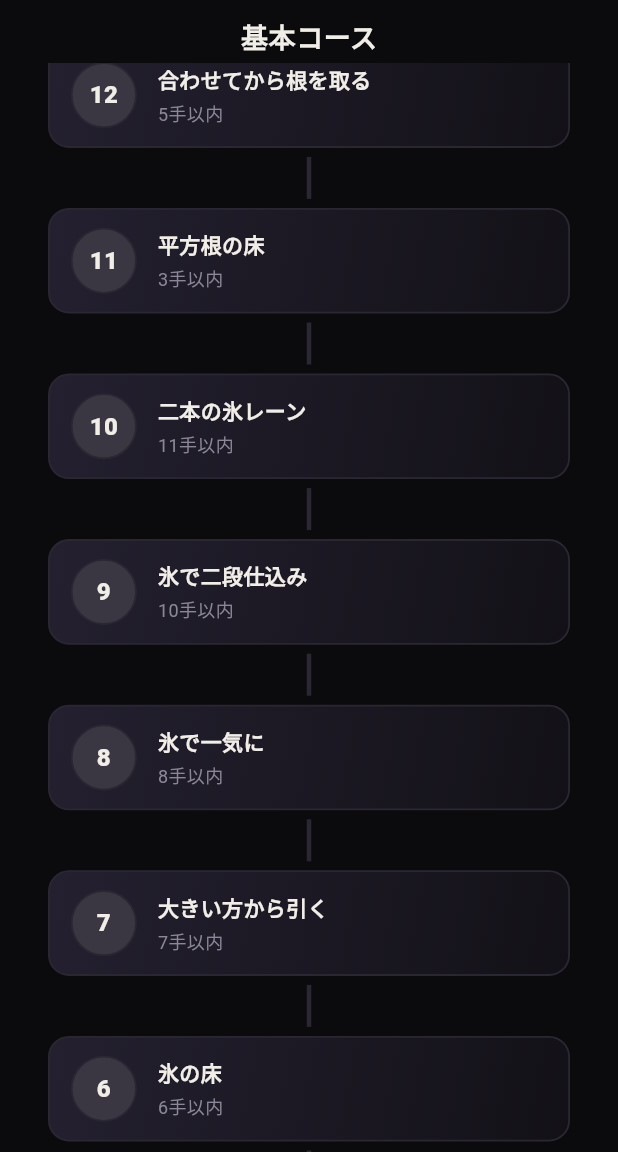
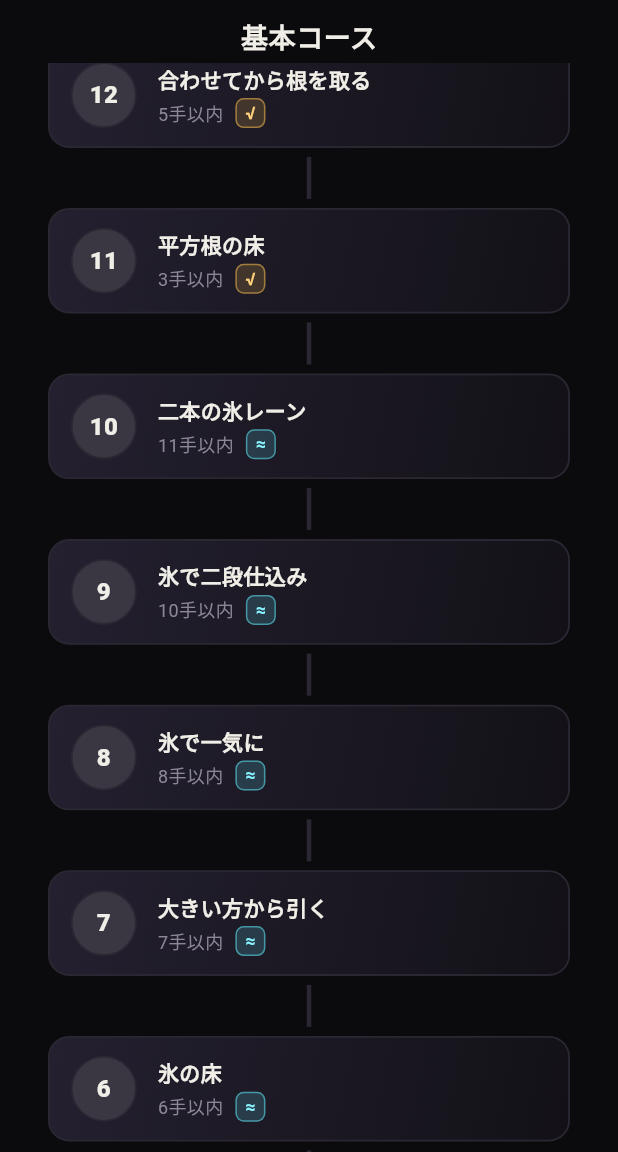
Before and after one commit to masato-masa/math-puzzle, a Flutter app: the screen it shows after launch, scrolled down 576 dp, on a phone screen of 412 x 824 dp, the part 84-1236 px from its top. Run offline on Flutter 3.47's test engine with Material 3 defaults, Android fonts, the phone set to English and light mode, and no system bars; our stand-ins replace audioplayers, shared_preferences; Roboto replaces fonts that are missing (Georgia).

Commit message:
クリア演出とレベル選択のギミック表示を追加
クリア演出:
- 盤面が空になった瞬間に、金色の輪と粒を弾けさせる演出を挟む。
  これまでは結果ダイアログがすぐ出るだけで手応えが無かった
- 演出（1.1秒）が終わってからダイアログを出す。演出中は操作を
  受け付けない

レベル選択のギミック表示:
- 各ステージに出てくる仕掛けを小さな記号で並べる。床の種類だけでなく
  「複数出口」「範囲出口」も含める（プレイヤーから見ればどちらも
  そのステージで問われることなので）
- 同じ床が何枚あっても1つにまとめる

テスト 87 件パス。表示が実際のレベル内容とズレないよう、全50面で
「出した仕掛けが実在すること」「実在する床が漏れていないこと」を
両方向から検証している。

Co-Authored-By: Claude Opus 5 <noreply@anthropic.com>

```diff
--- a/number_puzzle/lib/screens/level_select_screen.dart
+++ b/number_puzzle/lib/screens/level_select_screen.dart
@@ -6,6 +6,7 @@ import '../game/models.dart';
 import '../services/progress_service.dart';
 import '../services/sound_service.dart';
 import '../theme/app_theme.dart';
+import '../widgets/gimmick_chips.dart';
 import 'puzzle_screen.dart';
 
 class LevelSelectScreen extends StatefulWidget {
@@ -180,7 +181,13 @@ class _LevelPathNode extends StatelessWidget {
                         overflow: TextOverflow.ellipsis,
                       ),
                       const SizedBox(height: 2),
-                      Text('${level.limit}手以内', style: AppTextStyles.caption),
+                      Row(
+                        children: [
+                          Text('${level.limit}手以内', style: AppTextStyles.caption),
+                          const SizedBox(width: 8),
+                          Flexible(child: GimmickChips(gimmicks: gimmicksOf(level))),
+                        ],
+                      ),
                     ],
                   ),
                 ),
--- /dev/null
+++ b/number_puzzle/lib/widgets/gimmick_chips.dart
@@ -0,0 +1,104 @@
+import 'package:flutter/material.dart';
+
+import '../game/floor.dart';
+import '../game/models.dart';
+import '../theme/app_theme.dart';
+import 'floor_cell_widget.dart';
+
+/// レベルに出てくる仕掛けの種類。床だけでなく「出口の性質」も含める
+/// （プレイヤーから見ればどちらも "そのステージで問われること" なので）。
+enum LevelGimmick { ice, rotate, swap, sqrt, fact, multiExit, rangeExit }
+
+extension LevelGimmickX on LevelGimmick {
+  String get glyph => switch (this) {
+        LevelGimmick.ice => kFloorGlyph[FloorKind.ice]!,
+        LevelGimmick.rotate => kFloorGlyph[FloorKind.rotate]!,
+        LevelGimmick.swap => kFloorGlyph[FloorKind.swap]!,
+        LevelGimmick.sqrt => kFloorGlyph[FloorKind.sqrt]!,
+        LevelGimmick.fact => kFloorGlyph[FloorKind.fact]!,
+        LevelGimmick.multiExit => '⇥',
+        LevelGimmick.rangeExit => '〜',
+      };
+
+  Color get color => switch (this) {
+        LevelGimmick.ice => floorColor(FloorKind.ice),
+        LevelGimmick.rotate => floorColor(FloorKind.rotate),
+        LevelGimmick.swap => floorColor(FloorKind.swap),
+        LevelGimmick.sqrt => floorColor(FloorKind.sqrt),
+        LevelGimmick.fact => floorColor(FloorKind.fact),
+        LevelGimmick.multiExit || LevelGimmick.rangeExit => AppColors.gold,
+      };
+
+  String get label => switch (this) {
+        LevelGimmick.ice => '氷',
+        LevelGimmick.rotate => '回転',
+        LevelGimmick.swap => '入替',
+        LevelGimmick.sqrt => '平方根',
+        LevelGimmick.fact => '階乗',
+        LevelGimmick.multiExit => '複数出口',
+        LevelGimmick.rangeExit => '範囲出口',
+      };
+}
+
+/// そのレベルに出てくる仕掛けを、[LevelGimmick] の宣言順で列挙する。
+/// 同じ種類の床が何枚あっても 1 つにまとめる。
+List<LevelGimmick> gimmicksOf(Level level) {
+  final found = <LevelGimmick>{};
+  for (final f in level.floors) {
+    found.add(switch (f.kind) {
+      FloorKind.ice => LevelGimmick.ice,
+      FloorKind.rotate => LevelGimmick.rotate,
+      FloorKind.swap => LevelGimmick.swap,
+      FloorKind.sqrt => LevelGimmick.sqrt,
+      FloorKind.fact => LevelGimmick.fact,
+    });
+  }
+  if (level.exits.length > 1) found.add(LevelGimmick.multiExit);
+  if (level.exits.any((e) => e.minValue != null && e.maxValue != null)) {
+    found.add(LevelGimmick.rangeExit);
+  }
+  return LevelGimmick.values.where(found.contains).toList();
+}
+
+/// 仕掛けを小さな記号の粒で並べる。レベル選択でひと目で
+/// 「このステージで何が問われるか」が分かるようにするためのもの。
+class GimmickChips extends StatelessWidget {
+  const GimmickChips({super.key, required this.gimmicks, this.size = 20});
+
+  final List<LevelGimmick> gimmicks;
+  final double size;
+
+  @override
+  Widget build(BuildContext context) {
+    if (gimmicks.isEmpty) return const SizedBox.shrink();
+    return Wrap(
+      spacing: 4,
+      runSpacing: 4,
+      children: [
+        for (final g in gimmicks)
+          Tooltip(
+            message: g.label,
+            child: Container(
+              width: size,
+              height: size,
+              alignment: Alignment.center,
+              decoration: BoxDecoration(
+                color: g.color.withValues(alpha: 0.16),
+                borderRadius: BorderRadius.circular(size * 0.28),
+                border: Border.all(color: g.color.withValues(alpha: 0.5), width: 1),
+              ),
+              child: Text(
+                g.glyph,
+                style: TextStyle(
+                  fontSize: size * 0.58,
+                  height: 1.0,
+                  fontWeight: FontWeight.w700,
+                  color: Color.lerp(g.color, Colors.white, 0.25),
+                ),
+              ),
+            ),
+          ),
+      ],
+    );
+  }
+}
```
Also changed, not shown: number_puzzle/lib/screens/puzzle_screen.dart (+27 -3 lines), number_puzzle/lib/widgets/clear_celebration.dart (added, +128 -0 lines), 2 other files.
